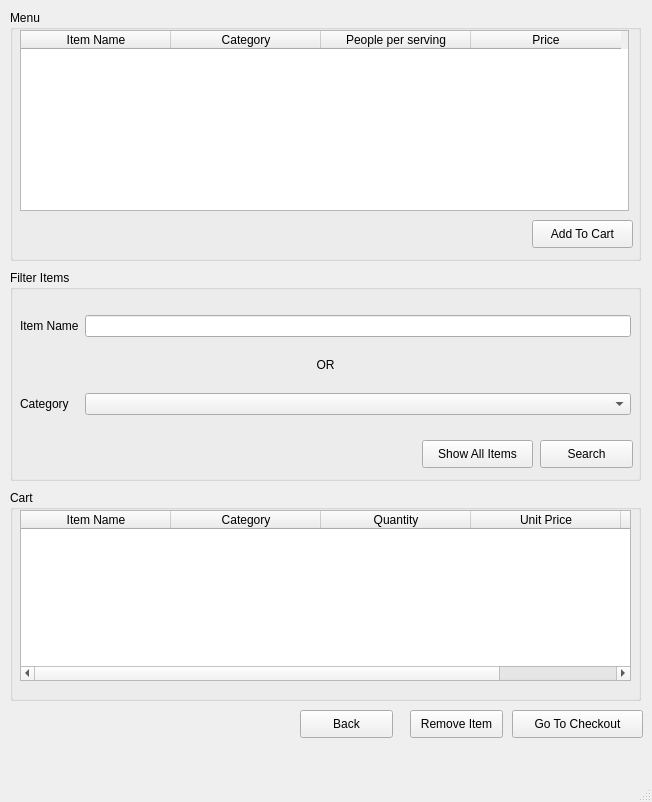
This is ui_files/Order_ItemSelect.ui in TahaZahid05/Restaurant-Managment-System as Qt 5 draws it before an edit. The edited form follows.
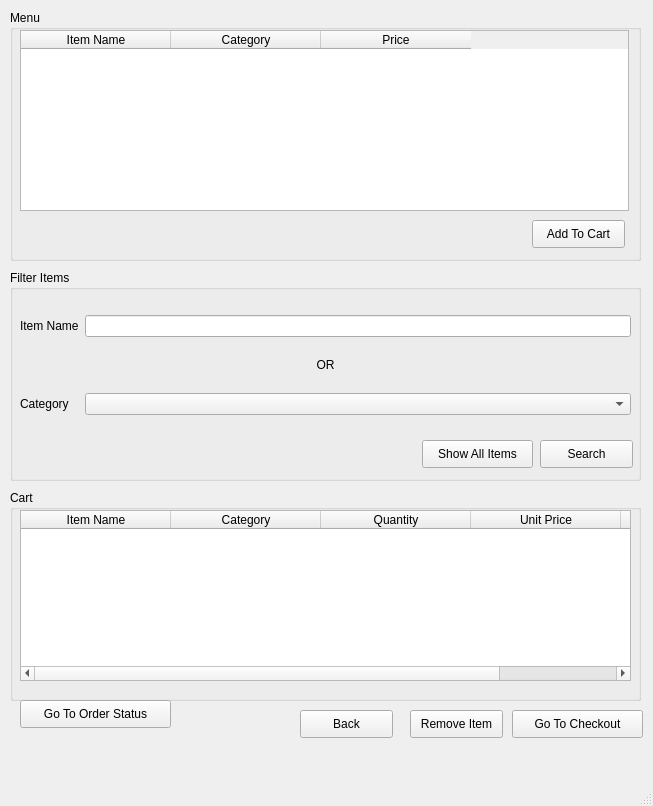
This is the edited form.

```diff
--- a/ui_files/Order_ItemSelect.ui
+++ b/ui_files/Order_ItemSelect.ui
@@ -6,8 +6,8 @@
    <rect>
     <x>0</x>
     <y>0</y>
-    <width>652</width>
-    <height>802</height>
+    <width>653</width>
+    <height>806</height>
    </rect>
   </property>
   <property name="windowTitle">
@@ -31,7 +31,7 @@
       <rect>
        <x>522</x>
        <y>210</y>
-       <width>101</width>
+       <width>93</width>
        <height>28</height>
       </rect>
      </property>
@@ -73,11 +73,6 @@
        <string>Category</string>
       </property>
      </column>
-     <column>
-      <property name="text">
-       <string>People per serving</string>
-      </property>
-     </column>
      <column>
       <property name="text">
        <string>Price</string>
@@ -262,6 +257,19 @@
      <string>Remove Item</string>
     </property>
    </widget>
+   <widget class="QPushButton" name="pushButton">
+    <property name="geometry">
+     <rect>
+      <x>20</x>
+      <y>700</y>
+      <width>151</width>
+      <height>28</height>
+     </rect>
+    </property>
+    <property name="text">
+     <string>Go To Order Status</string>
+    </property>
+   </widget>
   </widget>
   <widget class="QMenuBar" name="menubar">
    <property name="geometry">
```
Left out of the diff: 28 changed lines with no effect on the pictures.
